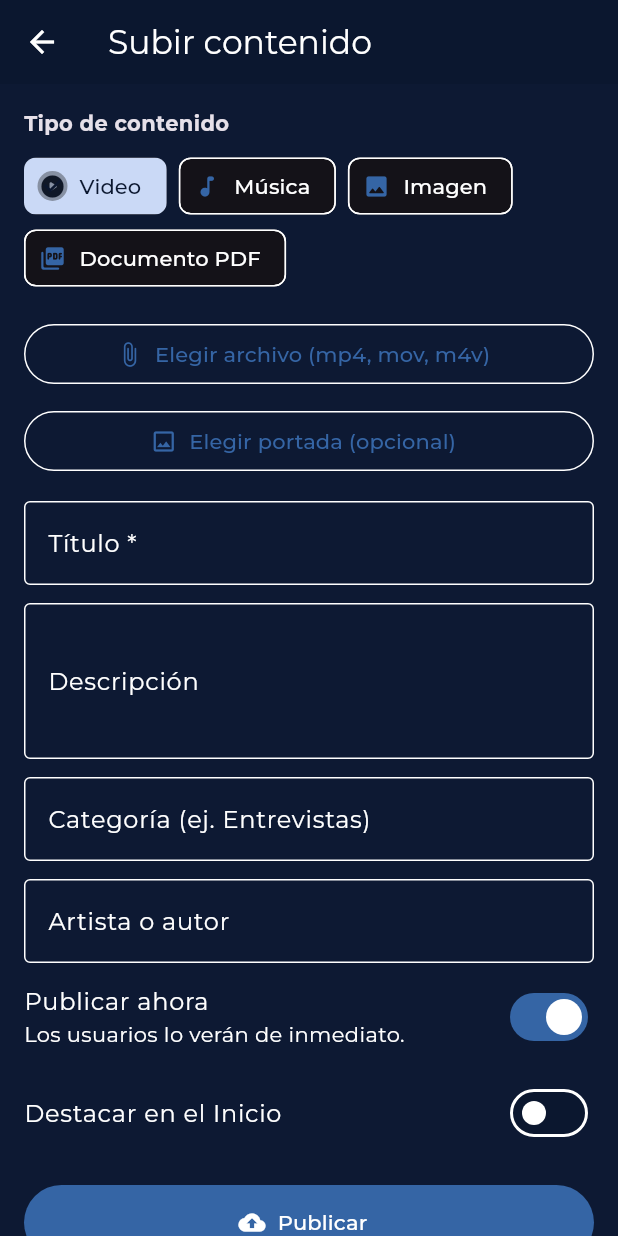
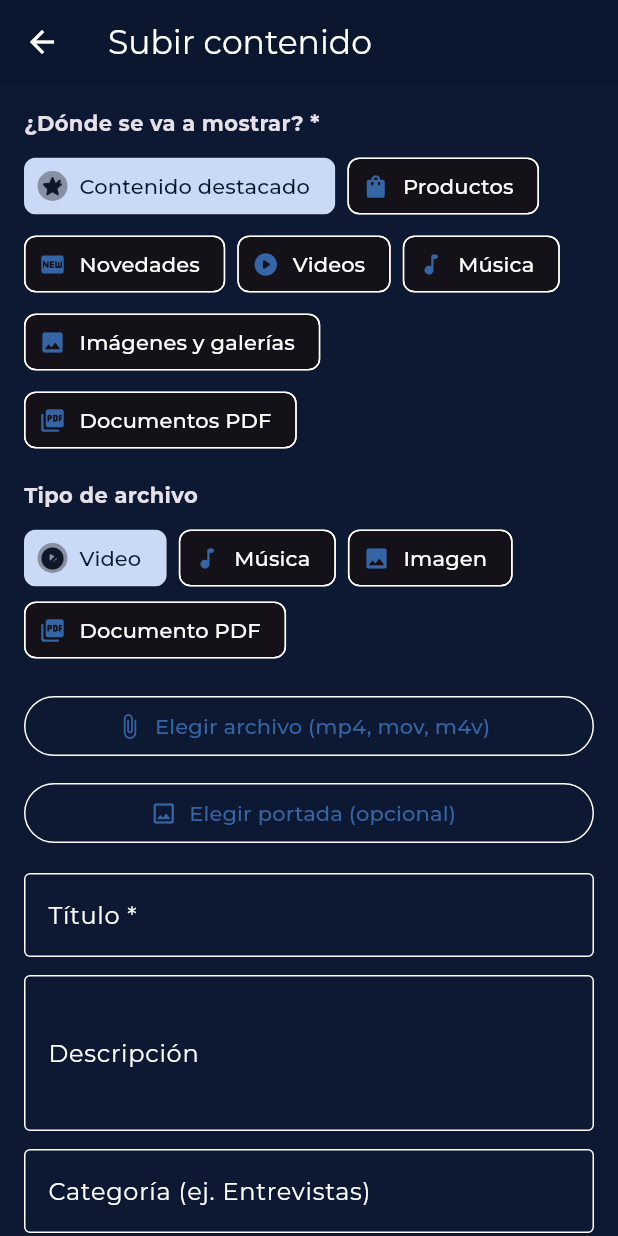
Before and after one commit to luisgiron96-dev/Alo-Bien, a Flutter app: the UploadContentScreen screen opened directly, on a phone screen of 412 x 824 dp. Run offline on Flutter 3.47's test engine with Material 3 defaults, Android fonts, the phone set to English and light mode, and no system bars; our stand-ins replace file_picker, firebase_core, firebase_messaging, google_fonts, supabase_flutter, video_player and 1 more; accounts and stored records are empty.

Commit message:
Actualización

```diff
--- a/lib/features/creator/upload_content_screen.dart
+++ b/lib/features/creator/upload_content_screen.dart
@@ -41,14 +41,15 @@ class _UploadContentScreenState extends State<UploadContentScreen> {
   final _desc = TextEditingController();
   final _category = TextEditingController();
   final _artist = TextEditingController();
+  final _price = TextEditingController();
 
+  ContentSection _section = ContentSection.destacado;
   ContentType _type = ContentType.video;
   PlatformFile? _file;
   PlatformFile? _cover;
   int _fileBytes = 0;
   int _coverBytes = 0;
   bool _publishNow = true;
-  bool _featured = false;
   bool _busy = false;
   String? _error;
 
@@ -58,7 +59,19 @@ class _UploadContentScreenState extends State<UploadContentScreen> {
     _desc.dispose();
     _category.dispose();
     _artist.dispose();
+    _price.dispose();
     super.dispose();
+  }
+
+  void _selectSection(ContentSection sec) {
+    setState(() {
+      _section = sec;
+      final allowed = sec.allowedTypes;
+      if (!allowed.contains(_type)) _type = allowed.first;
+      _file = null;
+      _fileBytes = 0;
+      _error = null;
+    });
   }
 
   String _mb(int bytes) => (bytes / (1024 * 1024)).toStringAsFixed(1);
@@ -157,6 +170,11 @@ class _UploadContentScreenState extends State<UploadContentScreen> {
       // Solo un creador puede insertar (lo impone la base de datos).
       await db.from('content').insert({
         'type': _type.name,
+        'section': _section.db,
+        'price': _section == ContentSection.producto &&
+                _price.text.trim().isNotEmpty
+            ? _price.text.trim()
+            : null,
         'title': _title.text.trim(),
         'description': _desc.text.trim().isEmpty ? null : _desc.text.trim(),
         'category':
@@ -164,7 +182,7 @@ class _UploadContentScreenState extends State<UploadContentScreen> {
         'artist': _artist.text.trim().isEmpty ? null : _artist.text.trim(),
         'file_path': mediaPath,
         'cover_path': coverPath,
-        'featured': _featured,
+        'featured': _section == ContentSection.destacado,
         'status': _publishNow ? 'published' : 'draft',
       });
 
@@ -201,11 +219,25 @@ class _UploadContentScreenState extends State<UploadContentScreen> {
         child: ListView(
           padding: const EdgeInsets.all(16),
           children: [
-            const Text('Tipo de contenido',
+            const Text('¿Dónde se va a mostrar? *',
+                style: TextStyle(fontWeight: FontWeight.w700)),
+            const SizedBox(height: 8),
+            Wrap(spacing: 8, runSpacing: 4, children: [
+              for (final sec in ContentSection.values)
+                ChoiceChip(
+                  avatar: Icon(sec.icon, size: 18),
+                  label: Text(sec.title),
+                  selected: _section == sec,
+                  onSelected: (_) => _selectSection(sec),
+                ),
+            ]),
+            if (_section.allowedTypes.length > 1) ...[
+              const SizedBox(height: 16),
+              const Text('Tipo de archivo',
                   style: TextStyle(fontWeight: FontWeight.w700)),
               const SizedBox(height: 8),
               Wrap(spacing: 8, children: [
-              for (final t in ContentType.values)
+                for (final t in _section.allowedTypes)
                   ChoiceChip(
                     avatar: Icon(t.icon, size: 18),
                     label: Text(t.label),
@@ -218,6 +250,7 @@ class _UploadContentScreenState extends State<UploadContentScreen> {
                     }),
                   ),
               ]),
+            ],
             const SizedBox(height: 16),
             OutlinedButton.icon(
               onPressed: _pickFile,
@@ -240,8 +273,11 @@ class _UploadContentScreenState extends State<UploadContentScreen> {
             TextField(
               controller: _title,
               textCapitalization: TextCapitalization.sentences,
-              decoration: const InputDecoration(
-                  labelText: 'Título *', border: OutlineInputBorder()),
+              decoration: InputDecoration(
+                  labelText: _section == ContentSection.producto
+                      ? 'Nombre del producto *'
+                      : 'Título *',
+                  border: const OutlineInputBorder()),
             ),
             const SizedBox(height: 12),
             TextField(
@@ -259,13 +295,25 @@ class _UploadContentScreenState extends State<UploadContentScreen> {
                   labelText: 'Categoría (ej. Entrevistas)',
                   border: OutlineInputBorder()),
             ),
+            if (_section == ContentSection.producto) ...[
+              const SizedBox(height: 12),
+              TextField(
+                controller: _price,
+                keyboardType: TextInputType.text,
+                decoration: const InputDecoration(
+                    labelText: 'Precio (ej. \$25.000)',
+                    border: OutlineInputBorder()),
+              ),
+            ] else ...[
               const SizedBox(height: 12),
               TextField(
                 controller: _artist,
                 textCapitalization: TextCapitalization.words,
                 decoration: const InputDecoration(
-                  labelText: 'Artista o autor', border: OutlineInputBorder()),
+                    labelText: 'Artista o autor',
+                    border: OutlineInputBorder()),
               ),
+            ],
             SwitchListTile(
               contentPadding: EdgeInsets.zero,
               title: const Text('Publicar ahora'),
@@ -274,12 +322,6 @@ class _UploadContentScreenState extends State<UploadContentScreen> {
                   : 'Se guarda como borrador, solo tú lo ves.'),
               value: _publishNow,
               onChanged: (v) => setState(() => _publishNow = v),
-            ),
-            SwitchListTile(
-              contentPadding: EdgeInsets.zero,
-              title: const Text('Destacar en el Inicio'),
-              value: _featured,
-              onChanged: (v) => setState(() => _featured = v),
             ),
             if (_error != null) ...[
               const SizedBox(height: 8),
--- a/lib/models/content_item.dart
+++ b/lib/models/content_item.dart
@@ -2,6 +2,54 @@ import 'package:flutter/material.dart';
 import '../core/supabase_config.dart';
 
 enum ContentType { video, audio, image, pdf }
+
+/// Sección de la app donde se muestra un contenido. Cada contenido vive en
+/// UNA sola sección (la que elige el creador al subirlo), así no se repite.
+/// El orden de este enum es el orden en que aparecen en el Inicio.
+enum ContentSection {
+  destacado('destacado', 'Contenido destacado', Icons.star_rounded),
+  producto('productos', 'Productos', Icons.shopping_bag_rounded),
+  novedades('novedades', 'Novedades', Icons.fiber_new_rounded),
+  video('videos', 'Videos', Icons.play_circle_rounded),
+  musica('musica', 'Música', Icons.music_note_rounded),
+  imagen('imagenes', 'Imágenes y galerías', Icons.image_rounded),
+  pdf('pdf', 'Documentos PDF', Icons.picture_as_pdf_rounded);
+
+  /// Valor guardado en la columna `section` de Supabase.
+  final String db;
+  final String title;
+  final IconData icon;
+  const ContentSection(this.db, this.title, this.icon);
+
+  /// Tipos de archivo que se pueden subir en esta sección.
+  List<ContentType> get allowedTypes => switch (this) {
+        ContentSection.destacado ||
+        ContentSection.novedades =>
+          ContentType.values,
+        ContentSection.producto || ContentSection.imagen => [ContentType.image],
+        ContentSection.video => [ContentType.video],
+        ContentSection.musica => [ContentType.audio],
+        ContentSection.pdf => [ContentType.pdf],
+      };
+
+  static ContentSection? fromDb(String? s) {
+    for (final v in ContentSection.values) {
+      if (v.db == s) return v;
+    }
+    return null;
+  }
+
+  /// Sección por defecto para contenido antiguo que aún no tiene `section`.
+  static ContentSection fallback(ContentType type, bool featured) {
+    if (featured) return ContentSection.destacado;
+    return switch (type) {
+      ContentType.video => ContentSection.video,
+      ContentType.audio => ContentSection.musica,
+      ContentType.image => ContentSection.imagen,
+      ContentType.pdf => ContentSection.pdf,
+    };
+  }
+}
 
 ContentType contentTypeFromDb(String? s) => ContentType.values
     .firstWhere((t) => t.name == s, orElse: () => ContentType.video);
@@ -35,6 +83,8 @@ class ContentItem {
 
   final String id;
   final ContentType type;
+  final ContentSection section;
+  final String? price;
   final String title;
   final String? description;
   final String? category;
@@ -49,6 +99,8 @@ class ContentItem {
   const ContentItem({
     required this.id,
     required this.type,
+    required this.section,
+    this.price,
     required this.title,
     this.description,
     this.category,
@@ -61,9 +113,16 @@ class ContentItem {
     this.publishedAt,
   });
 
-  factory ContentItem.fromMap(Map<String, dynamic> m) => ContentItem(
+  factory ContentItem.fromMap(Map<String, dynamic> m) {
+    final type = contentTypeFromDb(m['type'] as String?);
+    final legacyFeatured = (m['featured'] ?? false) as bool;
+    final section = ContentSection.fromDb(m['section'] as String?) ??
+        ContentSection.fallback(type, legacyFeatured);
+    return ContentItem(
       id: m['id'] as String,
-        type: contentTypeFromDb(m['type'] as String?),
+      type: type,
+      section: section,
+      price: m['price'] as String?,
       title: (m['title'] ?? '') as String,
       description: m['description'] as String?,
       category: m['category'] as String?,
@@ -71,12 +130,13 @@ class ContentItem {
       filePath: m['file_path'] as String?,
       coverPath: m['cover_path'] as String?,
       durationSeconds: m['duration_seconds'] as int?,
-        featured: (m['featured'] ?? false) as bool,
+      featured: section == ContentSection.destacado,
       status: (m['status'] ?? 'draft') as String,
       publishedAt: m['published_at'] == null
           ? null
           : DateTime.parse(m['published_at'] as String).toLocal(),
     );
+  }
 
   bool get isNew =>
       publishedAt != null &&
--- a/lib/widgets/content_card.dart
+++ b/lib/widgets/content_card.dart
@@ -62,6 +62,12 @@ class ContentCard extends StatelessWidget {
                 overflow: TextOverflow.ellipsis,
                 style:
                     const TextStyle(fontSize: 12, fontWeight: FontWeight.w600)),
+            if (item.price != null && item.price!.isNotEmpty)
+              Text(item.price!,
+                  style: const TextStyle(
+                      fontSize: 12,
+                      fontWeight: FontWeight.w700,
+                      color: AloColors.lavender)),
           ],
         ),
       ),
```
Also changed, not shown: lib/features/auth/auth_gate.dart (+5 -2 lines), lib/features/creator/creator_dashboard_screen.dart (+41 -11 lines), lib/features/home/home_screen.dart (+29 -11 lines), lib/widgets/content_detail_sheet.dart (+5 -4 lines), lib/widgets/media_preview.dart (added, +437 -0 lines), pubspec.yaml (+19 -0 lines), assets/icon/icon.png (added), assets/icon/icon_foreground.png (added), assets/splash/splash_android12.png (added), assets/splash/splash_logo.png (added), pubspec.lock, 67 other files. Lines whose indentation alone changed are shown as unchanged.
